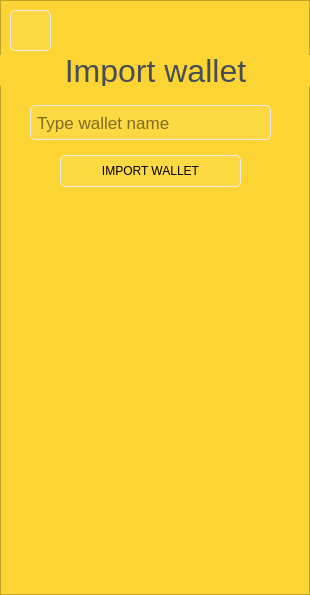
First picture: the form in page/accountManagement/pageimportwallet.ui, repository LYRA-Block-Lattice/LyraWalletManager, before the edit.
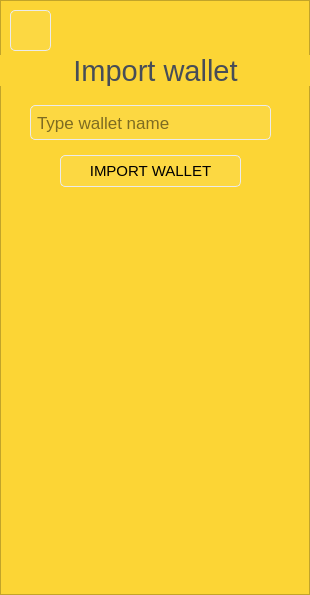
Second picture: the form after the edit. Icons and pictures are not drawn.

The edit to the form file:
```diff
--- a/page/accountManagement/pageimportwallet.ui
+++ b/page/accountManagement/pageimportwallet.ui
@@ -131,7 +131,7 @@
     </property>
     <property name="font">
      <font>
-      <pointsize>24</pointsize>
+      <pointsize>22</pointsize>
      </font>
     </property>
     <property name="styleSheet">
@@ -156,6 +156,11 @@
       <height>32</height>
      </rect>
     </property>
+    <property name="font">
+     <font>
+      <pointsize>11</pointsize>
+     </font>
+    </property>
     <property name="tabletTracking">
      <bool>true</bool>
     </property>
```
Left out of the diff: 4 changed lines with no effect on the pictures.
